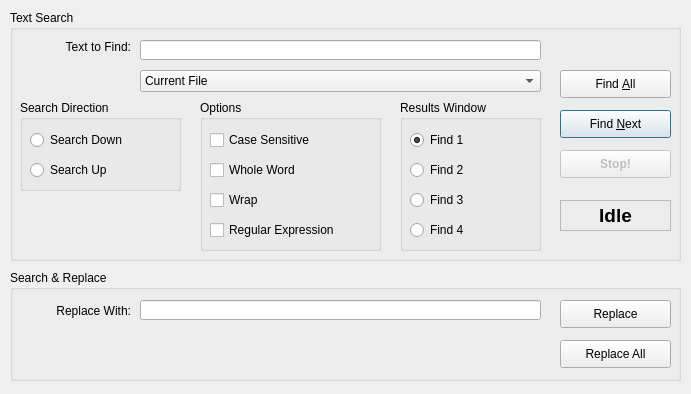
The window that Code/Tools/LuaIDE/Source/LUA/LUAEditorFindDialog.ui (Zee2401/o3de) describes before a commit, drawn with Qt 5.
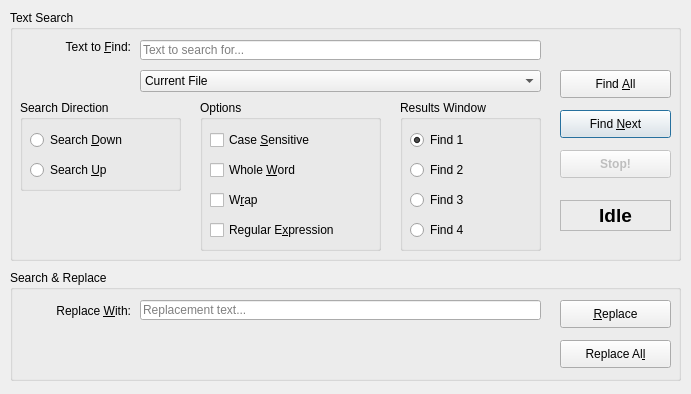
The same window after the commit.

Commit message:
Palette: Enhance Lua IDE Find dialog accessibility and usability
- Add mnemonics to search labels, options, and buttons
- Establish buddy relationships for accessibility
- Add placeholders and clear buttons to find/replace inputs

What changed in the file:
```diff
--- a/Code/Tools/LuaIDE/Source/LUA/LUAEditorFindDialog.ui
+++ b/Code/Tools/LuaIDE/Source/LUA/LUAEditorFindDialog.ui
@@ -66,7 +66,10 @@
      </rect>
     </property>
     <property name="text">
-     <string>Text to Find:</string>
+     <string>Text to &amp;Find:</string>
+    </property>
+    <property name="buddy">
+     <cstring>txtFind</cstring>
     </property>
     <property name="alignment">
      <set>Qt::AlignRight|Qt::AlignTop|Qt::AlignTrailing</set>
@@ -87,6 +90,12 @@
       <height>20</height>
      </rect>
     </property>
+    <property name="placeholderText">
+     <string>Text to search for...</string>
+    </property>
+    <property name="clearButtonEnabled">
+     <bool>true</bool>
+    </property>
    </widget>
    <widget class="QPushButton" name="findNextButton">
     <property name="geometry">
@@ -218,7 +227,7 @@
       </rect>
      </property>
      <property name="text">
-      <string>Search Up</string>
+      <string>Search &amp;Up</string>
      </property>
     </widget>
     <widget class="QRadioButton" name="searchDownRadioButton">
@@ -231,7 +240,7 @@
       </rect>
      </property>
      <property name="text">
-      <string>Search Down</string>
+      <string>Search &amp;Down</string>
      </property>
     </widget>
    </widget>
@@ -257,7 +266,7 @@
       </rect>
      </property>
      <property name="text">
-      <string>Case Sensitive</string>
+      <string>Case &amp;Sensitive</string>
      </property>
     </widget>
     <widget class="QCheckBox" name="wholeWordsCheckBox">
@@ -270,7 +279,7 @@
       </rect>
      </property>
      <property name="text">
-      <string>Whole Word</string>
+      <string>Whole &amp;Word</string>
      </property>
     </widget>
     <widget class="QCheckBox" name="wrapCheckBox">
@@ -283,7 +292,7 @@
       </rect>
      </property>
      <property name="text">
-      <string>Wrap</string>
+      <string>W&amp;rap</string>
      </property>
     </widget>
     <widget class="QCheckBox" name="regularExpressionCheckBox">
@@ -296,7 +305,7 @@
       </rect>
      </property>
      <property name="text">
-      <string>Regular Expression</string>
+      <string>Regular E&amp;xpression</string>
      </property>
     </widget>
    </widget>
@@ -397,7 +406,7 @@
      </rect>
     </property>
     <property name="text">
-     <string>Replace All</string>
+     <string>Replace Al&amp;l</string>
     </property>
    </widget>
    <widget class="QLabel" name="replaceWithLabel">
@@ -413,7 +422,10 @@
      </rect>
     </property>
     <property name="text">
-     <string>Replace With:</string>
+     <string>Replace &amp;With:</string>
+    </property>
+    <property name="buddy">
+     <cstring>txtReplaceWith</cstring>
     </property>
     <property name="alignment">
      <set>Qt::AlignRight|Qt::AlignTrailing|Qt::AlignVCenter</set>
@@ -437,6 +449,12 @@
       <height>20</height>
      </rect>
     </property>
+    <property name="placeholderText">
+     <string>Replacement text...</string>
+    </property>
+    <property name="clearButtonEnabled">
+     <bool>true</bool>
+    </property>
    </widget>
    <widget class="QPushButton" name="replaceButton">
     <property name="geometry">
@@ -448,7 +466,7 @@
      </rect>
     </property>
     <property name="text">
-     <string>Replace</string>
+     <string>&amp;Replace</string>
     </property>
    </widget>
   </widget>
```
The commit also changes 1 other file.
